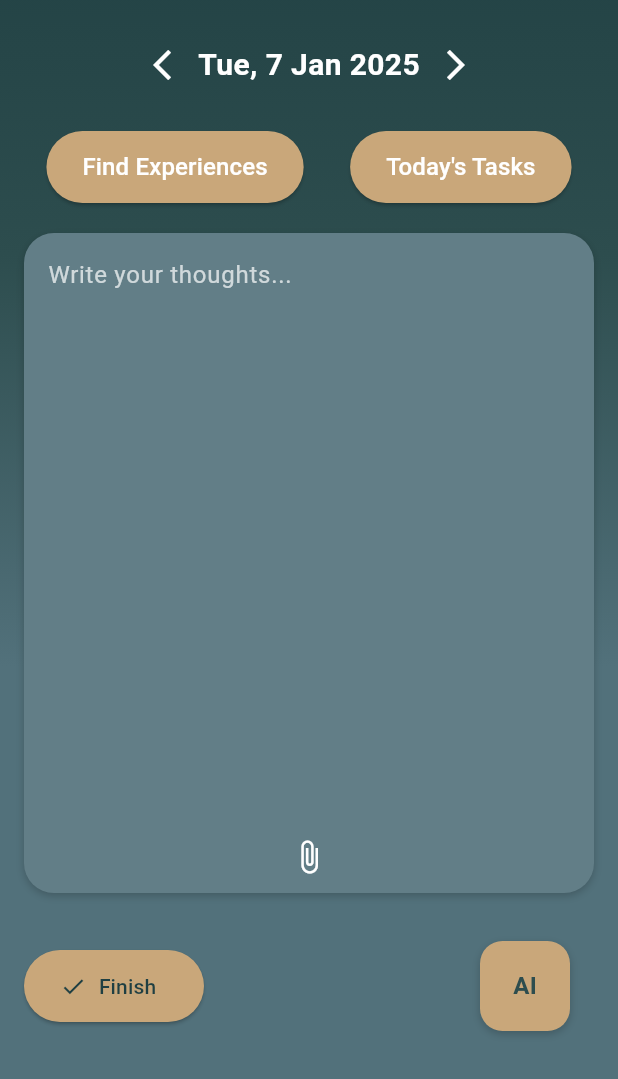
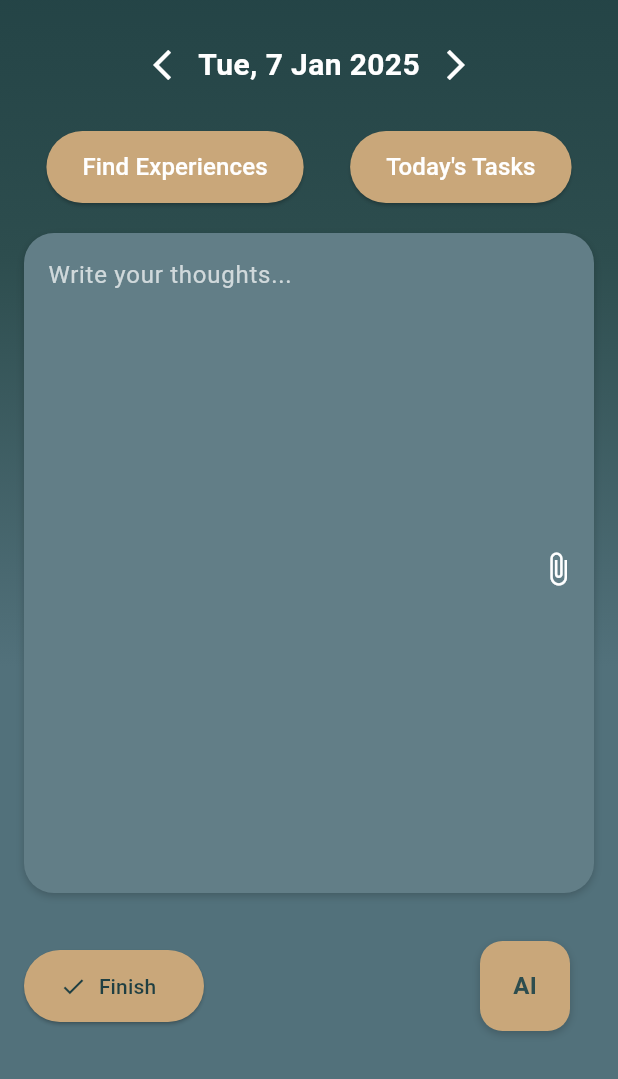
Before and after one commit to mariantaflou/Human-Computer-Interaction-Project-Journito, a Flutter app: the JournalingScreen screen opened by its route, after a tap on the "attach file" icon, on a phone screen of 412 x 824 dp, the part 157-1236 px from its top. Run offline on Flutter 3.47's test engine with Material 3 defaults, Android fonts, the light colour scheme and no system bars; our stand-ins replace flutter_dotenv, image_picker, shared_preferences, table_calendar; accounts and stored records are empty; Roboto replaces fonts that are missing (Cursive).

Commit message:
Update journaling.dart

```diff
--- a/lib/screens/journaling.dart
+++ b/lib/screens/journaling.dart
@@ -13,7 +13,7 @@ class JournalingScreen extends StatefulWidget {
 
 class _JournalingScreenState extends State<JournalingScreen> {
   final TextEditingController _textController = TextEditingController();
-  File? _attachedImage;
+  List<File> _attachedImages = [];
   DateTime _currentDate = DateTime.now(); // Initialize with today's date
 
   @override
@@ -26,9 +26,12 @@ class _JournalingScreenState extends State<JournalingScreen> {
   Future<void> _loadJournalEntry() async {
     final prefs = await SharedPreferences.getInstance();
     final key = _formattedDate();
-    final savedContent = prefs.getString(key) ?? '';
+    final savedContent = prefs.getString('${key}_text') ?? '';
+    final savedImages = prefs.getStringList('${key}_images') ?? [];
+
     setState(() {
       _textController.text = savedContent;
+      _attachedImages = savedImages.map((path) => File(path)).toList();
     });
   }
 
@@ -36,7 +39,10 @@ class _JournalingScreenState extends State<JournalingScreen> {
   Future<void> _saveJournal() async {
     final prefs = await SharedPreferences.getInstance();
     final key = _formattedDate();
-    await prefs.setString(key, _textController.text);
+    await prefs.setString('${key}_text', _textController.text);
+
+    final imagePaths = _attachedImages.map((image) => image.path).toList();
+    await prefs.setStringList('${key}_images', imagePaths);
   }
 
   // Format the date as a string key
@@ -63,6 +69,7 @@ class _JournalingScreenState extends State<JournalingScreen> {
   @override
   Widget build(BuildContext context) {
     return Scaffold(
+      resizeToAvoidBottomInset: true, // Prevent keyboard overlap
       body: Container(
         decoration: const BoxDecoration(
           gradient: LinearGradient(
@@ -175,9 +182,12 @@ class _JournalingScreenState extends State<JournalingScreen> {
               ),
             ],
           ),
+          child: SingleChildScrollView(
             child: Column(
               children: [
-              Expanded(
+                // Text input area
+                Container(
+                  constraints: const BoxConstraints(minHeight: 200),
                   child: TextField(
                     controller: _textController,
                     maxLines: null,
@@ -191,22 +201,42 @@ class _JournalingScreenState extends State<JournalingScreen> {
                     style: const TextStyle(color: Colors.white),
                   ),
                 ),
-              if (_attachedImage != null)
-                Padding(
-                  padding: const EdgeInsets.all(8.0),
+                // Image gallery area
+                if (_attachedImages.isNotEmpty)
+                  Container(
+                    height: 150, // Fixed height for image gallery
+                    margin: const EdgeInsets.symmetric(vertical: 8),
+                    child: ListView.builder(
+                      scrollDirection: Axis.horizontal,
+                      itemCount: _attachedImages.length,
+                      itemBuilder: (context, index) {
+                        return Container(
+                          margin: const EdgeInsets.symmetric(horizontal: 8),
+                          width: 150, // Fixed width for each image
+                          child: ClipRRect(
+                            borderRadius: BorderRadius.circular(10),
                             child: Image.file(
-                    _attachedImage!,
-                    fit: BoxFit.contain,
+                              _attachedImages[index],
+                              fit: BoxFit.cover,
                             ),
                           ),
-              IconButton(
+                        );
+                      },
+                    ),
+                  ),
+                // Attach button
+                Align(
+                  alignment: Alignment.centerRight,
+                  child: IconButton(
                     onPressed: _attachPicture,
                     icon: const Icon(
                       Icons.attach_file,
                       color: Colors.white,
                     ),
                   ),
+                ),
               ],
+            ),
           ),
         ),
       ),
@@ -283,7 +313,7 @@ class _JournalingScreenState extends State<JournalingScreen> {
     final pickedImage = await picker.pickImage(source: ImageSource.gallery);
     if (pickedImage != null) {
       setState(() {
-        _attachedImage = File(pickedImage.path);
+        _attachedImages.add(File(pickedImage.path));
       });
     }
   }
```
Lines whose indentation alone changed are shown as unchanged.
